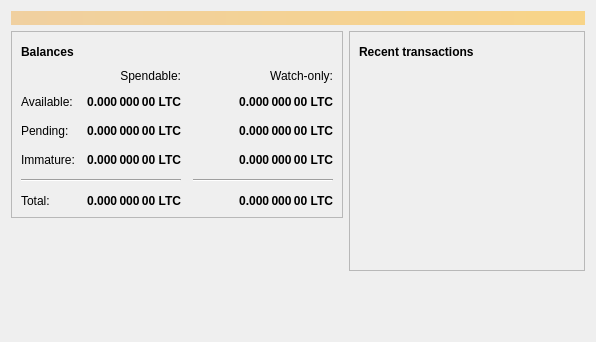
First picture: the form in src/qt/forms/overviewpage.ui, repository armhf16/qcoin, before the edit.
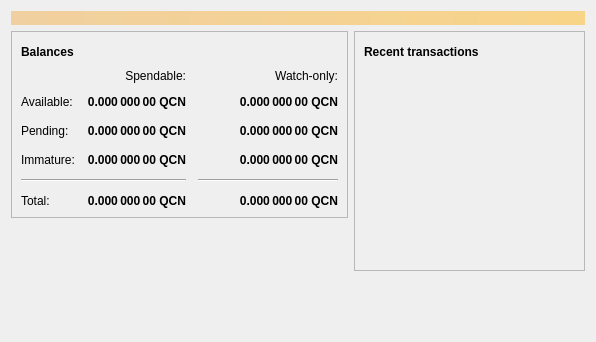
Second picture: the form after the edit. Icons and pictures are not drawn.

```diff
--- a/src/qt/forms/overviewpage.ui
+++ b/src/qt/forms/overviewpage.ui
@@ -129,7 +129,7 @@
                <string>Unconfirmed transactions to watch-only addresses</string>
               </property>
               <property name="text">
-               <string notr="true">0.000 000 00 LTC</string>
+               <string notr="true">0.000 000 00 QCN</string>
               </property>
               <property name="alignment">
                <set>Qt::AlignRight|Qt::AlignTrailing|Qt::AlignVCenter</set>
@@ -154,7 +154,7 @@
                <string>Total of transactions that have yet to be confirmed, and do not yet count toward the spendable balance</string>
               </property>
               <property name="text">
-               <string notr="true">0.000 000 00 LTC</string>
+               <string notr="true">0.000 000 00 QCN</string>
               </property>
               <property name="alignment">
                <set>Qt::AlignRight|Qt::AlignTrailing|Qt::AlignVCenter</set>
@@ -179,7 +179,7 @@
                <string>Mined balance in watch-only addresses that has not yet matured</string>
               </property>
               <property name="text">
-               <string notr="true">0.000 000 00 LTC</string>
+               <string notr="true">0.000 000 00 QCN</string>
               </property>
               <property name="alignment">
                <set>Qt::AlignRight|Qt::AlignTrailing|Qt::AlignVCenter</set>
@@ -237,7 +237,7 @@
                <string>Mined balance that has not yet matured</string>
               </property>
               <property name="text">
-               <string notr="true">0.000 000 00 LTC</string>
+               <string notr="true">0.000 000 00 QCN</string>
               </property>
               <property name="alignment">
                <set>Qt::AlignRight|Qt::AlignTrailing|Qt::AlignVCenter</set>
@@ -282,7 +282,7 @@
                <string>Your current total balance</string>
               </property>
               <property name="text">
-               <string notr="true">0.000 000 00 LTC</string>
+               <string notr="true">0.000 000 00 QCN</string>
               </property>
               <property name="alignment">
                <set>Qt::AlignRight|Qt::AlignTrailing|Qt::AlignVCenter</set>
@@ -307,7 +307,7 @@
                <string>Current total balance in watch-only addresses</string>
               </property>
               <property name="text">
-               <string notr="true">0.000 000 00 LTC</string>
+               <string notr="true">0.000 000 00 QCN</string>
               </property>
               <property name="alignment">
                <set>Qt::AlignRight|Qt::AlignTrailing|Qt::AlignVCenter</set>
@@ -349,7 +349,7 @@
                <string>Your current spendable balance</string>
               </property>
               <property name="text">
-               <string notr="true">0.000 000 00 LTC</string>
+               <string notr="true">0.000 000 00 QCN</string>
               </property>
               <property name="alignment">
                <set>Qt::AlignRight|Qt::AlignTrailing|Qt::AlignVCenter</set>
@@ -374,7 +374,7 @@
                <string>Your current balance in watch-only addresses</string>
               </property>
               <property name="text">
-               <string notr="true">0.000 000 00 LTC</string>
+               <string notr="true">0.000 000 00 QCN</string>
               </property>
               <property name="alignment">
                <set>Qt::AlignRight|Qt::AlignTrailing|Qt::AlignVCenter</set>
```
Left out of the diff: 4 changed lines with no effect on the pictures.
